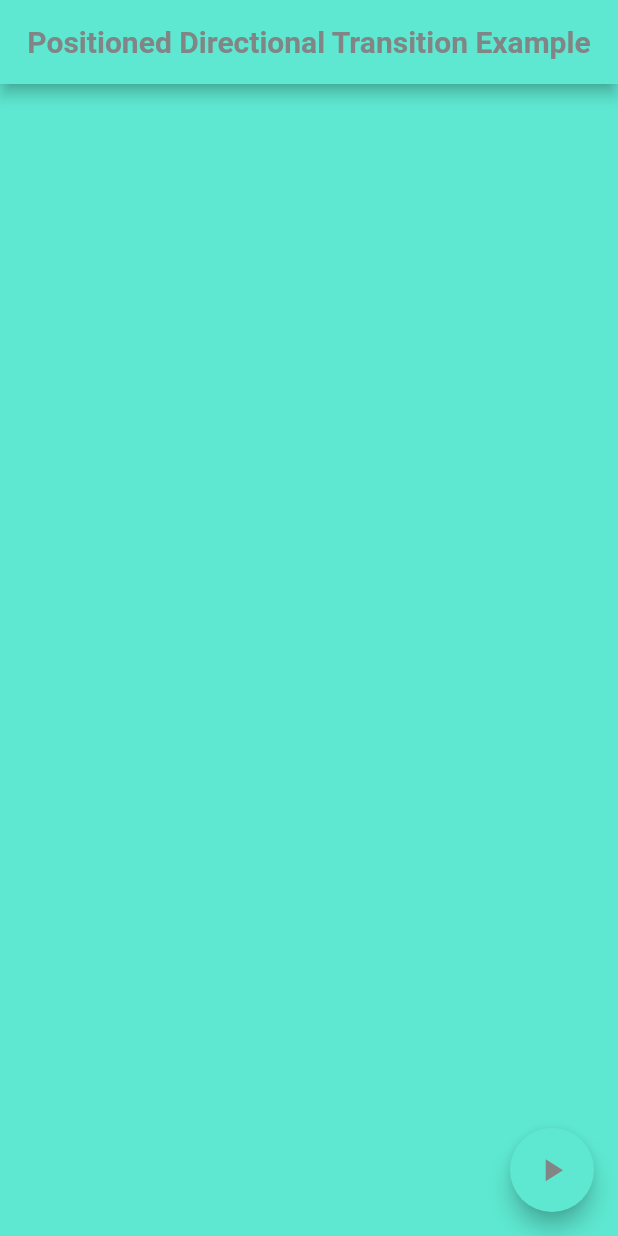
After one commit to esraa-mohamad/examples_learning_animation, a Flutter app: the screen it shows after launch, after a tap on "Positioned Directional Transition Exampl", on a phone screen of 412 x 824 dp. The commit adds this screen. Run offline on Flutter 3.47's test engine with Material 2 defaults, Android fonts, the phone set to English and light mode, and no system bars.

Commit message:
positioned directional transition

```diff
--- a/lib/view/Explicit_Animation/explicit_home.dart
+++ b/lib/view/Explicit_Animation/explicit_home.dart
@@ -1,6 +1,7 @@
 import 'package:examples_animation/view/Explicit_Animation/animated_builder_ex.dart';
 import 'package:examples_animation/view/Explicit_Animation/fade_transition_ex.dart';
 import 'package:examples_animation/view/Explicit_Animation/position_transition_ex.dart';
+import 'package:examples_animation/view/Explicit_Animation/positioned_directional_transition_ex.dart';
 import 'package:examples_animation/view/Explicit_Animation/rotation_transition_ex.dart';
 import 'package:examples_animation/view/Explicit_Animation/size_transition_ex.dart';
 import 'package:examples_animation/widget/second_button.dart';
@@ -54,6 +55,10 @@ class _ExplicitHomeViewState extends State<ExplicitHomeView> {
                 title: 'Fade Transition Example',
                 page: FadeTransitionExample()
             ),
+            SecondButtonElevated(
+                title: 'Positioned Directional Transition Example',
+                page: PositionedDirectionalTransitionExample()
+            ),
           ],
         ),
       ),
--- /dev/null
+++ b/lib/view/Explicit_Animation/positioned_directional_transition_ex.dart
@@ -0,0 +1,96 @@
+import 'package:flutter/material.dart';
+
+class PositionedDirectionalTransitionExample extends StatefulWidget {
+  const PositionedDirectionalTransitionExample({super.key});
+
+  @override
+  State<PositionedDirectionalTransitionExample> createState() => _PositionedDirectionalTransitionExampleState();
+}
+
+class _PositionedDirectionalTransitionExampleState
+    extends State<PositionedDirectionalTransitionExample>
+    with SingleTickerProviderStateMixin
+{
+
+  late  AnimationController controller ;
+  late Animation<RelativeRect> animation;
+
+  @override
+  void initState() {
+    // TODO: implement initState
+    super.initState();
+
+    controller = AnimationController(
+      vsync: this,
+      duration: const Duration(seconds: 2),
+    );
+
+    animation = RelativeRectTween(
+      begin: const RelativeRect.fromLTRB(0, 0, 0, 0),
+      end: const RelativeRect.fromLTRB(80,80,0,0),
+    ).animate(controller);
+  }
+
+  startAnimation()
+  {
+    setState(() {
+      controller.reset();
+      controller.forward();
+    });
+  }
+
+  @override
+  void dispose() {
+    controller.dispose();
+    super.dispose();
+  }
+
+
+  @override
+  Widget build(BuildContext context) {
+    return Scaffold(
+      appBar:  AppBar(
+        automaticallyImplyLeading: false,
+        backgroundColor: const Color(0xff5EE8D1),
+        title:  const Text(
+          'Positioned Directional Transition Example',
+          style: TextStyle(
+            color: Color(0xff828585),
+            fontWeight: FontWeight.bold,
+            fontSize: 20,
+          ),
+        ),
+        centerTitle: true,
+      ),
+      body: Stack(
+        children: [
+          AnimatedBuilder(
+            animation: controller,
+            builder: (BuildContext context, Widget? child)
+            {
+              return PositionedDirectional(
+                start: animation.value.left,
+                end: animation.value.right,
+                bottom: animation.value.bottom,
+                top: animation.value.top,
+                child: Container(
+                    color: const Color(0xff5EE8D1),
+                  )
+              );
+            },
+
+          ),
+        ],
+      ),
+      floatingActionButton: FloatingActionButton(
+        onPressed: startAnimation,
+        backgroundColor: const Color(0xff5EE8D1),
+        child: const Icon(
+          Icons.play_arrow,
+          size: 25,
+          color: Color(0xff828585),
+        ),
+      ),
+    );
+  }
+}
```
